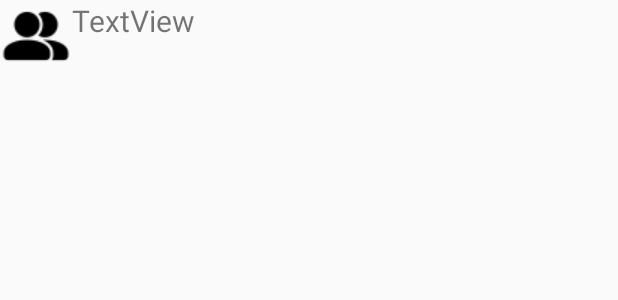
After one commit to ta-mj/TeamProject-Teaming, an Android app: the layout projectitem.xml on its own in the app's theme, with its tools: preview values and no code run, on a phone screen of 412 x 824 dp. The commit adds this screen. Shown: the top 300 px of the screen. Run offline under Robolectric (Android 15) with nearby library versions, the phone set to English and light mode, and no system bars.

Commit message:
메인화면에서 프로젝트 추가 화면 인텐트 연결 프로젝트 만들기 기능 추가

```diff
--- a/app/src/main/AndroidManifest.xml
+++ b/app/src/main/AndroidManifest.xml
@@ -13,6 +13,12 @@
         android:supportsRtl="true"
         android:theme="@style/Theme.TeamProject"
         tools:targetApi="31">
+        <activity
+            android:name=".TeamProjectInformation"
+            android:exported="true"/>
+        <activity
+            android:name=".TeamProjectUI"
+            android:exported="true"/>
         <activity
             android:name=".AlarmFileTest"
             android:exported="true" />
--- a/app/src/main/java/com/example/teamproject/Login.java
+++ b/app/src/main/java/com/example/teamproject/Login.java
@@ -27,8 +27,7 @@ public class Login extends AppCompatActivity {
         context_main = this;
         //Intent 설정
         Intent loginToRegister = new Intent(Login.this,Register.class);
-        //잠시 테스트를 위해 testactivity로 intent 변경
-        Intent loginToMain = new Intent(Login.this,AlarmFileTest.class);
+        Intent loginToMain = new Intent(Login.this,MainActivity.class);
         //텍스트필드 id로 연결
         id = findViewById(R.id.et_id);
         pw = findViewById(R.id.et_password);
--- a/app/src/main/java/com/example/teamproject/Users.java
+++ b/app/src/main/java/com/example/teamproject/Users.java
@@ -11,6 +11,7 @@ import java.util.Scanner;
 public class Users {
     public static HashMap<String,User> myusers = new HashMap<>();
     public static User selectedUser;
+    public static TeamProject selectedProject;
     public static int makeUser(String id,String pw,String checkpw,String name,String ph,String email) {
         if(myusers.containsKey(id)) {
             return -1;
--- a/app/src/main/res/layout/activity_teamproject.xml
+++ b/app/src/main/res/layout/activity_teamproject.xml
@@ -8,7 +8,7 @@ xmlns:app="http://schemas.android.com/apk/res-auto"
 xmlns:tools="http://schemas.android.com/tools"
 android:layout_width="match_parent"
 android:layout_height="match_parent"
-tools:context=".MainActivity">
+tools:context=".TeamProjectUI">
 
 <include
     layout="@layout/toolbar_bell"
@@ -23,14 +23,14 @@ tools:context=".MainActivity">
     android:orientation="horizontal">
 
     <Button
-        android:id="@+id/button"
+        android:id="@+id/addButton"
         android:layout_width="wrap_content"
         android:layout_height="match_parent"
         android:layout_weight="1"
         android:text="추가" />
 
     <EditText
-        android:id="@+id/editText"
+        android:id="@+id/projectNameText"
         android:layout_width="wrap_content"
         android:layout_height="match_parent"
         android:layout_weight="1"
--- /dev/null
+++ b/app/src/main/res/layout/projectitem.xml
@@ -0,0 +1,27 @@
+<?xml version="1.0" encoding="utf-8"?>
+
+<LinearLayout
+    xmlns:android="http://schemas.android.com/apk/res/android"
+    android:layout_width="wrap_content"
+    android:layout_height="wrap_content">
+
+    <ImageView
+        android:id="@+id/teamImage"
+        android:layout_width="wrap_content"
+        android:layout_height="match_parent"
+        android:src="@drawable/team"/>
+    <LinearLayout
+        android:layout_width="match_parent"
+        android:layout_height="match_parent"
+        android:orientation="vertical">
+
+        <TextView
+            android:id="@+id/teamNameView"
+            android:layout_width="match_parent"
+            android:layout_height="match_parent"
+            android:layout_weight="5"
+            android:text="TextView"
+            android:textSize="20dp" />
+
+    </LinearLayout>
+</LinearLayout>
```
Also changed, not shown: app/src/main/java/TaskButton.java (deleted, +0 -17 lines), app/src/main/java/com/example/teamproject/MainActivity.java (+15 -2 lines), app/src/main/java/com/example/teamproject/ProjectButton.java (deleted, +0 -19 lines), app/src/main/java/com/example/teamproject/ProjectItem.java (added, +26 -0 lines), app/src/main/java/com/example/teamproject/ProjectViewer.java (added, +37 -0 lines), app/src/main/java/com/example/teamproject/TeamProjectUI.java (+67 -0 lines), app/src/main/java/com/example/teamproject/User.java (+3 -5 lines), app/src/main/res/layout/activity_main.xml (+4 -4 lines), app/src/main/res/drawable/team.png (renamed from app/src/main/res/drawable-v24/team.png). Lines whose indentation alone changed are shown as unchanged.
